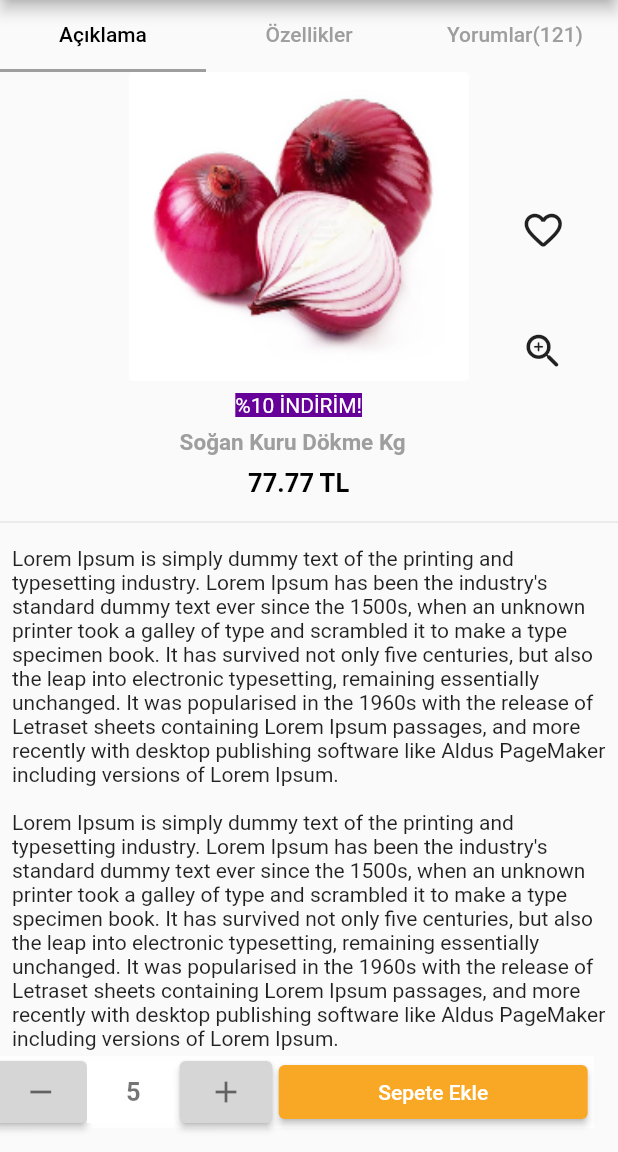
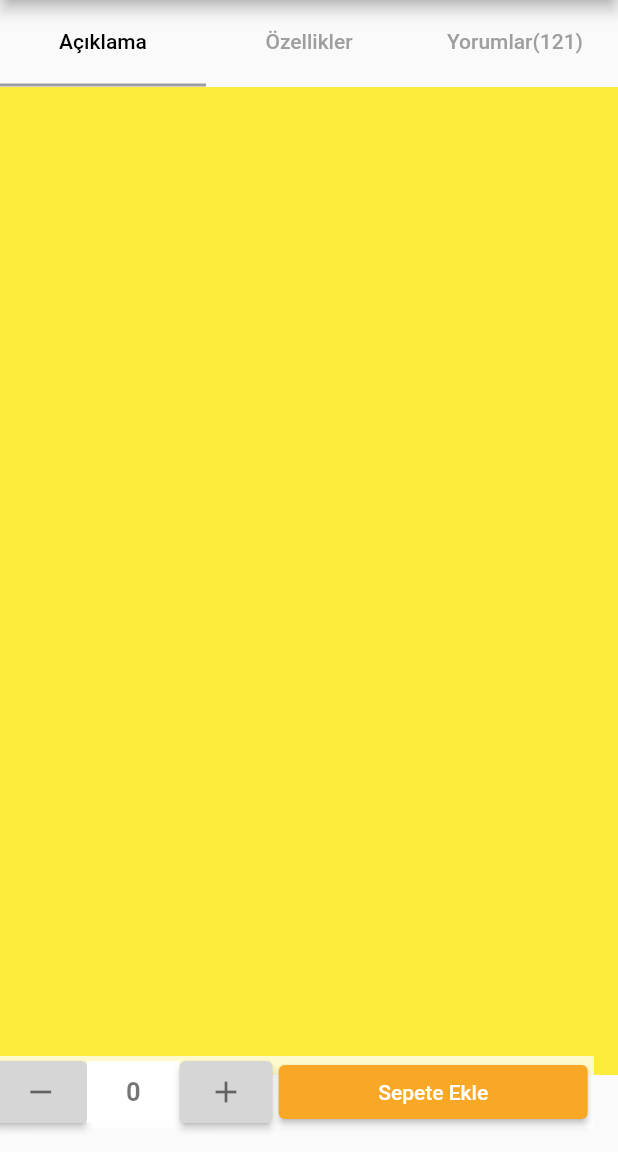
Before and after one commit to tolgabaskesen/vergelsin, a Flutter app: the Urun screen opened by its route, on a phone screen of 412 x 824 dp, the part 84-1236 px from its top. Run offline on Flutter 3.47's test engine with Material 2 defaults, Android fonts, the phone set to English and light mode, and no system bars; our stand-ins replace auto_size_text, font_awesome_flutter, pinput.

Commit message:
urun bitti

```diff
--- a/lib/screens/sikca_sorulan_sorular.dart
+++ b/lib/screens/sikca_sorulan_sorular.dart
@@ -38,6 +38,7 @@ class _SikcaSorulanSorularState extends State<SikcaSorulanSorular> {
             Soru(baslik: "Where does it come from?"),
             Soru(baslik: "Where does it come from?"),
             Soru(baslik: "Where does it come from?"),
+            Soru(baslik: "Where does it come from?"),
             SizedBox(
               height: size.height * 0.1,
             )
--- a/lib/screens/urun.dart
+++ b/lib/screens/urun.dart
@@ -13,6 +13,7 @@ class Urun extends StatefulWidget {
 class _UrunState extends State<Urun> {
   int yorumsayisi = 121;
   double fiyat = 77.77;
+  int adet = 0;
   @override
   Widget build(BuildContext context) {
     Size size = MediaQuery.of(context).size;
@@ -21,9 +22,13 @@ class _UrunState extends State<Urun> {
       child: Scaffold(
         appBar: genelAppBar(context, "Ürün"),
         body: SingleChildScrollView(
+          physics: AlwaysScrollableScrollPhysics(),
+          scrollDirection: Axis.vertical,
           child: Column(
             children: [
-              TabBar(
+              Container(
+                height: size.height * 0.07,
+                child: TabBar(
                   labelColor: Colors.black,
                   indicatorColor: Colors.grey,
                   unselectedLabelColor: Colors.grey,
@@ -39,88 +44,13 @@ class _UrunState extends State<Urun> {
                     ),
                   ],
                 ),
-              Row(
-                mainAxisAlignment: MainAxisAlignment.spaceEvenly,
-                //crossAxisAlignment: CrossAxisAlignment.center,
-                children: [
-                  Column(
-                    mainAxisAlignment: MainAxisAlignment.spaceAround,
-                    crossAxisAlignment: CrossAxisAlignment.center,
-                    children: [
-                      Container(
-                        margin: EdgeInsets.fromLTRB(60, 0, 0, 8),
-                        width: size.width * 0.55,
-                        height: size.height * 0.25,
-                        child: Image.asset(
-                          "assets/food/sogan.png",
-                          fit: BoxFit.fill,
-                        ),
               ),
               Container(
-                        margin: EdgeInsets.fromLTRB(60, 0, 0, 0),
-                        color: anaRenkKoyu,
-                        child: Text(
-                          "%10 İNDİRİM!",
-                          style: TextStyle(color: Colors.white),
+                height: size.height * 0.8,
+                child: TabBarView(
+
+                    children: [aciklama(context), ozellikler(context), yorumlar(context)]),
               ),
-                      ),
-                      Padding(
-                        padding: const EdgeInsets.fromLTRB(60, 8, 8, 8),
-                        child: Text(
-                          "Soğan Kuru Dökme Kg",
-                          style: TextStyle(
-                              color: Colors.grey,
-                              fontWeight: FontWeight.bold,
-                              fontSize: 15),
-                        ),
-                      ),
-                      Padding(
-                        padding: const EdgeInsets.fromLTRB(60, 0, 0, 8),
-                        child: Text(
-                          "$fiyat TL",
-                          style: TextStyle(
-                              color: Colors.black,
-                              fontWeight: FontWeight.bold,
-                              fontSize: 17),
-                        ),
-                      )
-                    ],
-                  ),
-                  Column(
-                    // crossAxisAlignment: CrossAxisAlignment.center,
-                    mainAxisAlignment: MainAxisAlignment.spaceBetween,
-                    children: [
-                      IconButton(
-                        iconSize: 30,
-                        onPressed: () {},
-                        icon: Icon(Icons.favorite_outline_rounded),
-                      ),
-                      SizedBox(
-                        height: size.height * 0.04,
-                      ),
-                      IconButton(
-                        iconSize: 30,
-                        onPressed: () {},
-                        icon: Icon(Icons.zoom_in_rounded),
-                      ),
-                    ],
-                  )
-                ],
-              ),
-              Divider(),
-              Padding(
-                padding: const EdgeInsets.all(8.0),
-                child: Text(
-                    "Lorem Ipsum is simply dummy text of the printing and typesetting industry. Lorem Ipsum has been the industry's standard dummy text ever since the 1500s, when an unknown printer took a galley of type and scrambled it to make a type specimen book. It has survived not only five centuries, but also the leap into electronic typesetting, remaining essentially unchanged. It was popularised in the 1960s with the release of Letraset sheets containing Lorem Ipsum passages, and more recently with desktop publishing software like Aldus PageMaker including versions of Lorem Ipsum."),
-              ),
-              Padding(
-                padding: const EdgeInsets.all(8.0),
-                child: Text(
-                    "Lorem Ipsum is simply dummy text of the printing and typesetting industry. Lorem Ipsum has been the industry's standard dummy text ever since the 1500s, when an unknown printer took a galley of type and scrambled it to make a type specimen book. It has survived not only five centuries, but also the leap into electronic typesetting, remaining essentially unchanged. It was popularised in the 1960s with the release of Letraset sheets containing Lorem Ipsum passages, and more recently with desktop publishing software like Aldus PageMaker including versions of Lorem Ipsum."),
-              ),
-              SizedBox(
-                height: size.height * 0.1,
-              )
             ],
           ),
         ),
@@ -142,7 +72,13 @@ class _UrunState extends State<Urun> {
                         primary: Colors.grey[350],
                       ),
                       clipBehavior: Clip.none,
-                      onPressed: () {},
+                      onPressed: () {
+                        setState(() {
+                          if (adet > 0) {
+                            adet--;
+                          }
+                        });
+                      },
                       child: Icon(
                         Icons.remove,
                         color: Colors.black54,
@@ -155,7 +91,7 @@ class _UrunState extends State<Urun> {
                     width: size.width * 0.15,
                     color: Colors.white,
                     child: Text(
-                      "5",
+                      "$adet",
                       style: TextStyle(
                           color: Colors.black54,
                           fontSize: 17,
@@ -169,7 +105,11 @@ class _UrunState extends State<Urun> {
                       style:
                           ElevatedButton.styleFrom(primary: Colors.grey[350]),
                       clipBehavior: Clip.none,
-                      onPressed: () {},
+                      onPressed: () {
+                        setState(() {
+                          adet += 1;
+                        });
+                      },
                       child: Icon(
                         Icons.add,
                         color: Colors.black54,
@@ -191,19 +131,109 @@ class _UrunState extends State<Urun> {
     );
   }
 
-  Widget aciklama() {
-    return Container(
-      color: Colors.red,
-    );
-  }
 
-  Widget ozellikler() {
+
+  Widget aciklama(BuildContext context) {
     return Container(
       color: Colors.yellow,
     );
   }
+  Widget ozellikler(BuildContext context) {
+    Size size = MediaQuery.of(context).size;
+    return SingleChildScrollView(
+      child: Column(
+        children: [
+          Row(
+            mainAxisAlignment: MainAxisAlignment.spaceEvenly,
+            //crossAxisAlignment: CrossAxisAlignment.center,
+            children: [
+              Container(
+                width: size.width * 0.25,
+              ),
+              Container(
+                width: size.width * 0.50,
+                child: Column(
+                  mainAxisAlignment: MainAxisAlignment.spaceAround,
+                  crossAxisAlignment: CrossAxisAlignment.center,
+                  children: [
+                    Container(
+                      // margin: EdgeInsets.fromLTRB(60, 0, 0, 8),
+                      width: size.width * 0.55,
+                      height: size.height * 0.25,
+                      child: Image.asset(
+                        "assets/food/sogan.png",
+                        fit: BoxFit.fill,
+                      ),
+                    ),
+                    Container(
+                      //margin: EdgeInsets.fromLTRB(60, 0, 0, 0),
+                      color: anaRenkKoyu,
+                      child: Text(
+                        "%10 İNDİRİM!",
+                        style: TextStyle(color: Colors.white),
+                      ),
+                    ),
+                    Text(
+                      "Soğan Kuru Dökme Kg",
+                      style: TextStyle(
+                          color: Colors.grey,
+                          fontWeight: FontWeight.bold,
+                          fontSize: 15),
+                    ),
+                    Text(
+                      "$fiyat TL",
+                      style: TextStyle(
+                          color: Colors.black,
+                          fontWeight: FontWeight.bold,
+                          fontSize: 17),
+                    )
+                  ],
+                ),
+              ),
+              Container(
+                width: size.width * 0.25,
+                child: Column(
+                  // crossAxisAlignment: CrossAxisAlignment.center,
+                  mainAxisAlignment: MainAxisAlignment.spaceBetween,
+                  children: [
+                    IconButton(
+                      iconSize: 30,
+                      onPressed: () {},
+                      icon: Icon(Icons.favorite_outline_rounded),
+                    ),
+                    SizedBox(
+                      height: size.height * 0.04,
+                    ),
+                    IconButton(
+                      iconSize: 30,
+                      onPressed: () {},
+                      icon: Icon(Icons.zoom_in_rounded),
+                    ),
+                  ],
+                ),
+              )
+            ],
+          ),
+          Divider(),
+          Padding(
+            padding: const EdgeInsets.all(8.0),
+            child: Text(
+                "Lorem Ipsum is simply dummy text of the printing and typesetting industry. Lorem Ipsum has been the industry's standard dummy text ever since the 1500s, when an unknown printer took a galley of type and scrambled it to make a type specimen book. It has survived not only five centuries, but also the leap into electronic typesetting, remaining essentially unchanged. It was popularised in the 1960s with the release of Letraset sheets containing Lorem Ipsum passages, and more recently with desktop publishing software like Aldus PageMaker including versions of Lorem Ipsum."),
+          ),
+          Padding(
+            padding: const EdgeInsets.all(8.0),
+            child: Text(
+                "Lorem Ipsum is simply dummy text of the printing and typesetting industry. Lorem Ipsum has been the industry's standard dummy text ever since the 1500s, when an unknown printer took a galley of type and scrambled it to make a type specimen book. It has survived not only five centuries, but also the leap into electronic typesetting, remaining essentially unchanged. It was popularised in the 1960s with the release of Letraset sheets containing Lorem Ipsum passages, and more recently with desktop publishing software like Aldus PageMaker including versions of Lorem Ipsum."),
+          ),
+          SizedBox(
+            height: size.height * 0.1,
+          ),
+        ],
+      ),
+    );
+  }
 
-  Widget yorumlar() {
+  Widget yorumlar(BuildContext context) {
     return Container(
       color: Colors.blue,
     );
```
Lines whose indentation alone changed are shown as unchanged.
